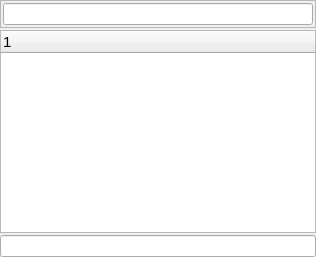
First picture: the form in retroshare-gui/src/gui/common/GroupTreeWidget.ui, repository RetroShare/RetroShare, before the edit.
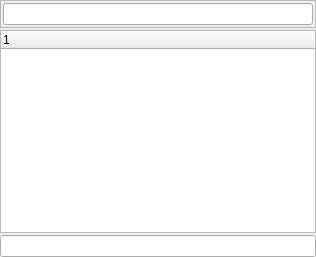
Second picture: the form after the edit. Custom widgets are drawn as their Qt base class.

Commit message: remove font sizes from the ui files

Patch:
```diff
--- a/retroshare-gui/src/gui/common/GroupTreeWidget.ui
+++ b/retroshare-gui/src/gui/common/GroupTreeWidget.ui
@@ -70,11 +70,6 @@
        <verstretch>0</verstretch>
       </sizepolicy>
      </property>
-     <property name="font">
-      <font>
-       <pointsize>11</pointsize>
-      </font>
-     </property>
      <property name="contextMenuPolicy">
       <enum>Qt::CustomContextMenu</enum>
      </property>
```
The commit also changes 15 other files.
